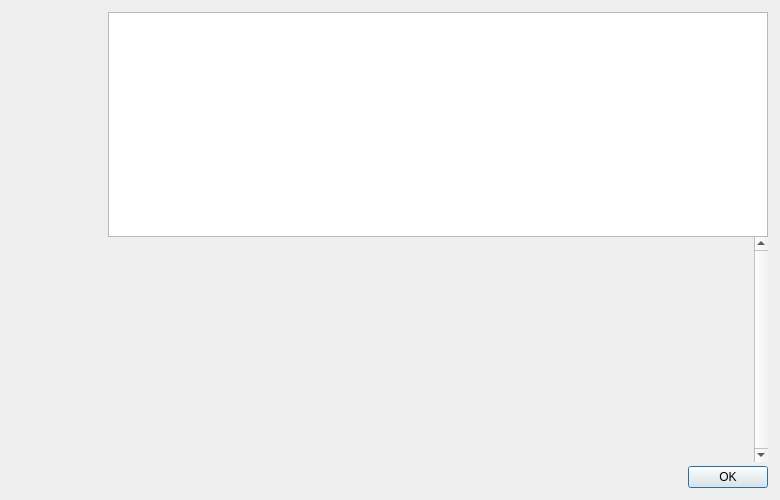
Before: the Qt Designer form src/qt/forms/helpmessagedialog.ui in soom-4th-blockchain/soom-core, drawn with Qt 5.
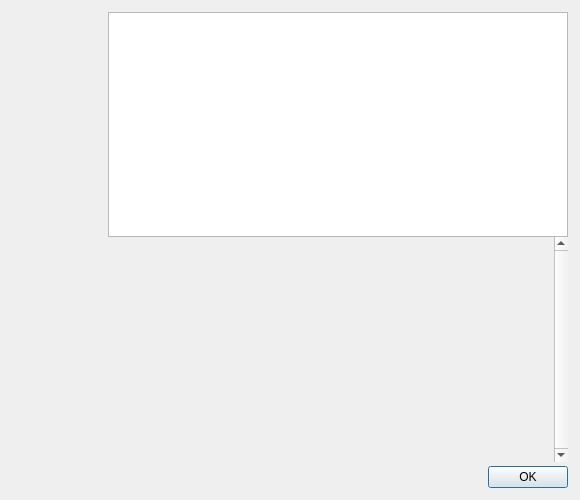
After: the same form once the commit is applied. Icons and pictures are not drawn.

```diff
--- a/src/qt/forms/helpmessagedialog.ui
+++ b/src/qt/forms/helpmessagedialog.ui
@@ -6,7 +6,7 @@
    <rect>
     <x>0</x>
     <y>0</y>
-    <width>780</width>
+    <width>580</width>
     <height>500</height>
    </rect>
   </property>
@@ -113,8 +113,8 @@
          <rect>
           <x>0</x>
           <y>0</y>
-          <width>630</width>
-          <height>201</height>
+          <width>442</width>
+          <height>213</height>
          </rect>
         </property>
         <layout class="QVBoxLayout" name="verticalLayout_2">
```
Left out of the diff: 3 changed lines with no effect on the pictures.
